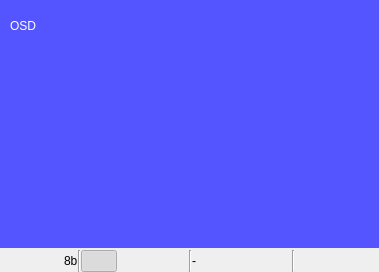
Above: workflow/ui/mainimagewidget.ui from cseyve/piaf before the change. Below: the same form after it.
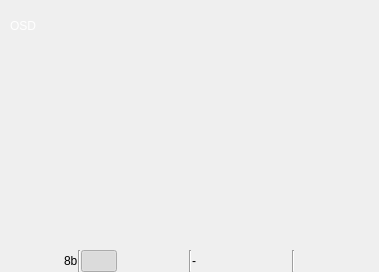
That is the form after the change. Icons and pictures are not drawn. Custom widgets are drawn as their Qt base class.

```diff
--- a/workflow/ui/mainimagewidget.ui
+++ b/workflow/ui/mainimagewidget.ui
@@ -35,7 +35,7 @@
       </sizepolicy>
      </property>
      <property name="styleSheet">
-      <string notr="true">background-color: rgb(85, 85, 255);</string>
+      <string notr="true"/>
      </property>
      <widget class="QLabel" name="OSDLabel">
       <property name="geometry">
@@ -47,7 +47,8 @@
        </rect>
       </property>
       <property name="styleSheet">
-       <string notr="true">color: rgb(255, 255, 255);</string>
+       <string notr="true">color: rgb(255, 255, 255);
+alternate-background-color: rgba(255, 255, 255, 0);</string>
       </property>
       <property name="text">
        <string>OSD</string>
```
